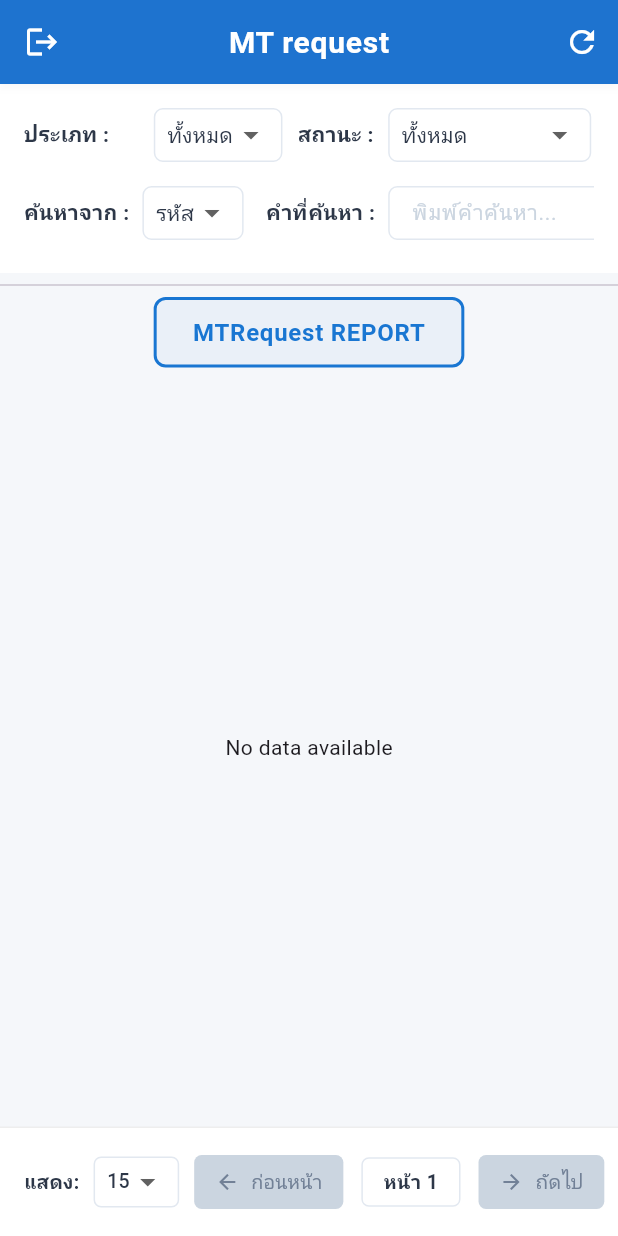
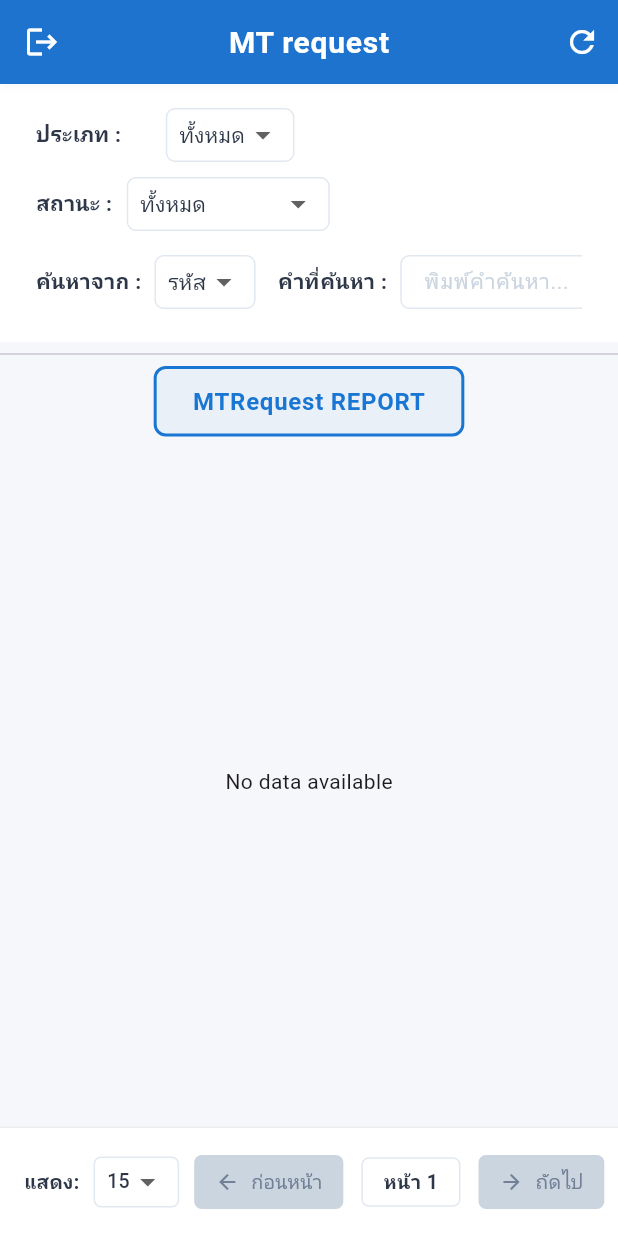
Before and after one commit to SittikornPratomwan/Project-MTRequest-Flutter-WebApp-Jaroonrat-, a Flutter app: the PurchaseReportPage screen opened directly, on a phone screen of 412 x 824 dp. Run offline on Flutter 3.47's test engine with Material 3 defaults, Android fonts, the phone set to English and light mode, and no system bars; our stand-ins replace image_picker; accounts and stored records are empty; network calls fail.

Commit message:
เสร็จ

```diff
--- a/lib/Homepage/home.dart
+++ b/lib/Homepage/home.dart
@@ -621,7 +621,12 @@ class _PurchaseReportPageState extends State<PurchaseReportPage> {
           // 2. Search / Filter Section (ด้านบน)
           // ------------------------------------
           Container(
-            padding: const EdgeInsets.all(16.0),
+            width: MediaQuery.of(context).size.width,
+            margin: EdgeInsets.zero,
+            padding: const EdgeInsets.symmetric(
+              vertical: 16.0,
+              horizontal: 24.0,
+            ),
             color: Colors.white,
             child: Column(
               crossAxisAlignment: CrossAxisAlignment.start,
```
